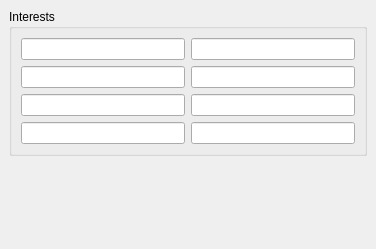
Above: protocols/oscar/icq/ui/icqinterestinfowidget.ui from KDE/kopete before the change. Below: the same form after it.
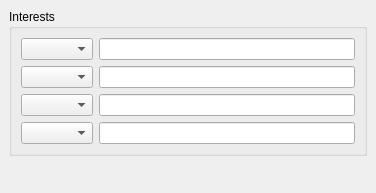
That is the form after the change.

What changed in the file:
```diff
--- a/protocols/oscar/icq/ui/icqinterestinfowidget.ui
+++ b/protocols/oscar/icq/ui/icqinterestinfowidget.ui
@@ -6,7 +6,7 @@
     <x>0</x>
     <y>0</y>
     <width>376</width>
-    <height>249</height>
+    <height>193</height>
    </rect>
   </property>
   <layout class="QVBoxLayout" >
@@ -28,6 +28,9 @@
       <property name="spacing" >
        <number>6</number>
       </property>
+      <item row="0" column="0" >
+       <widget class="QComboBox" name="topic1Combo" />
+      </item>
       <item row="0" column="1" >
        <widget class="QLineEdit" name="desc1" >
         <property name="readOnly" >
@@ -35,20 +38,19 @@
         </property>
        </widget>
       </item>
-      <item row="3" column="0" >
-       <widget class="QLineEdit" name="topic4" >
-        <property name="readOnly" >
-         <bool>true</bool>
-        </property>
-       </widget>
+      <item row="1" column="0" >
+       <widget class="QComboBox" name="topic2Combo" />
       </item>
-      <item row="0" column="0" >
-       <widget class="QLineEdit" name="topic1" >
+      <item row="1" column="1" >
+       <widget class="QLineEdit" name="desc2" >
         <property name="readOnly" >
          <bool>true</bool>
         </property>
        </widget>
       </item>
+      <item row="2" column="0" >
+       <widget class="QComboBox" name="topic3Combo" />
+      </item>
       <item row="2" column="1" >
        <widget class="QLineEdit" name="desc3" >
         <property name="readOnly" >
@@ -56,6 +58,9 @@
         </property>
        </widget>
       </item>
+      <item row="3" column="0" >
+       <widget class="QComboBox" name="topic4Combo" />
+      </item>
       <item row="3" column="1" >
        <widget class="QLineEdit" name="desc4" >
         <property name="readOnly" >
@@ -63,27 +68,6 @@
         </property>
        </widget>
       </item>
-      <item row="2" column="0" >
-       <widget class="QLineEdit" name="topic3" >
-        <property name="readOnly" >
-         <bool>true</bool>
-        </property>
-       </widget>
-      </item>
-      <item row="1" column="1" >
-       <widget class="QLineEdit" name="desc2" >
-        <property name="readOnly" >
-         <bool>true</bool>
-        </property>
-       </widget>
-      </item>
-      <item row="1" column="0" >
-       <widget class="QLineEdit" name="topic2" >
-        <property name="readOnly" >
-         <bool>true</bool>
-        </property>
-       </widget>
-      </item>
      </layout>
     </widget>
    </item>
```
Left out of the diff: 8 changed lines with no effect on the pictures.
